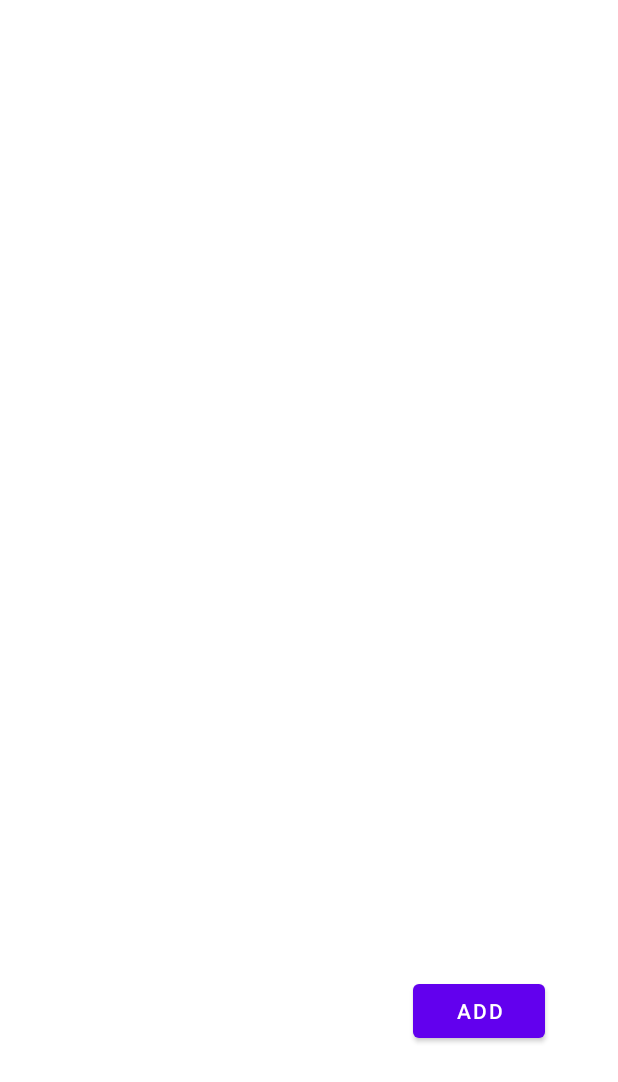
After one commit to r0r-5chach/CSY2061-assignment-1, an Android app: the NotesActivity screen opened directly, with no data from a screen before it, on a phone screen of 412 x 824 dp. The commit adds this screen. Shown: the top 1082 px of the screen. Run offline under Robolectric (Android 15) with nearby library versions, the phone set to English and light mode, and no system bars.

Commit message:
Created Notes Activity and Defined recycler

```diff
--- a/app/build.gradle
+++ b/app/build.gradle
@@ -26,6 +26,9 @@ android {
         sourceCompatibility JavaVersion.VERSION_1_8
         targetCompatibility JavaVersion.VERSION_1_8
     }
+    buildFeatures {
+        viewBinding true
+    }
 }
 
 dependencies {
@@ -33,6 +36,8 @@ dependencies {
     implementation 'androidx.appcompat:appcompat:1.6.1'
     implementation 'com.google.android.material:material:1.8.0'
     implementation 'androidx.constraintlayout:constraintlayout:2.1.4'
+    implementation 'androidx.navigation:navigation-fragment:2.5.3'
+    implementation 'androidx.navigation:navigation-ui:2.5.3'
     testImplementation 'junit:junit:4.13.2'
     androidTestImplementation 'androidx.test.ext:junit:1.1.5'
     androidTestImplementation 'androidx.test.espresso:espresso-core:3.5.1'
--- a/app/src/main/AndroidManifest.xml
+++ b/app/src/main/AndroidManifest.xml
@@ -12,6 +12,11 @@
         android:theme="@style/Theme.CpsAssist"
         tools:targetApi="31">
         <activity
+            android:name=".notes.NotesActivity"
+            android:exported="false"
+            android:label="@string/title_activity_notes"
+            android:theme="@style/Theme.CpsAssist.NoActionBar" />
+        <activity
             android:name=".login.LoginActivity"
             android:exported="true">
             <intent-filter>
--- a/app/src/main/java/xyz/r0r5chach/cpsAssist/home/HomeActivity.java
+++ /dev/null
@@ -1,4 +0,0 @@
-package xyz.r0r5chach.cpsAssist.home;
-
-public class HomeActivity {
-}
--- a/app/src/main/java/xyz/r0r5chach/cpsAssist/login/LoginActivity.java
+++ b/app/src/main/java/xyz/r0r5chach/cpsAssist/login/LoginActivity.java
@@ -12,6 +12,6 @@ public class LoginActivity extends AppCompatActivity {
     protected void onCreate(Bundle savedInstanceState)  {
         super.onCreate(savedInstanceState);
         setContentView(R.layout.activity_login);
-        findViewById(R.id.loginButton).setOnClickListener(new OnClickListener(findViewById(R.id.userNameField), findViewById(R.id.passwordField), getString(R.string.users)));
+        findViewById(R.id.loginButton).setOnClickListener(new BtnOnClickListener(findViewById(R.id.userNameField), findViewById(R.id.passwordField), getString(R.string.users)));
     }
 }
--- /dev/null
+++ b/app/src/main/java/xyz/r0r5chach/cpsAssist/notes/Adapter.java
@@ -0,0 +1,55 @@
+package xyz.r0r5chach.cpsAssist.notes;
+
+import android.view.LayoutInflater;
+import android.view.View;
+import android.view.ViewGroup;
+import android.widget.TextView;
+
+import androidx.annotation.NonNull;
+import androidx.recyclerview.widget.RecyclerView;
+
+import java.io.File;
+import java.util.List;
+
+import xyz.r0r5chach.cpsAssist.R;
+
+public class Adapter extends RecyclerView.Adapter<Adapter.ViewHolder> {
+
+    private final List<File> notes;
+
+    public Adapter(List<File> notes) {
+        this.notes = notes;
+    }
+
+    @NonNull
+    @Override
+    public ViewHolder onCreateViewHolder(ViewGroup parent,int viewType) {
+        View v = LayoutInflater.from(parent.getContext()).inflate(R.layout.notes_item, parent, false);
+        return new ViewHolder(v);
+    }
+
+    @Override
+    public void onBindViewHolder(ViewHolder holder, int index) {
+        File note = notes.get(index);
+        holder.getFileName().setText(note.getName());
+    }
+
+    @Override
+    public int getItemCount() {
+        return 0;
+    }
+
+
+    public static class ViewHolder extends RecyclerView.ViewHolder {
+        private final TextView fileName;
+        public ViewHolder(View v) {
+            super(v);
+            fileName = v.findViewById(R.id.fileNameField);
+        }
+
+        public TextView getFileName() {
+            return fileName;
+        }
+    }
+
+}
--- /dev/null
+++ b/app/src/main/java/xyz/r0r5chach/cpsAssist/notes/NotesActivity.java
@@ -0,0 +1,36 @@
+package xyz.r0r5chach.cpsAssist.notes;
+
+import androidx.appcompat.app.AppCompatActivity;
+import androidx.recyclerview.widget.LinearLayoutManager;
+import androidx.recyclerview.widget.RecyclerView;
+
+import android.os.Bundle;
+
+import java.io.File;
+import java.util.Arrays;
+import java.util.List;
+import java.util.Objects;
+
+import xyz.r0r5chach.cpsAssist.R;
+
+public class NotesActivity extends AppCompatActivity {
+    private List<File> notes;
+
+    @Override
+    protected void onCreate(Bundle savedInstanceState) {
+        super.onCreate(savedInstanceState);
+        setContentView(R.layout.activity_notes);
+        notes = getStoredNotes();
+        initRecycler();
+    }
+
+    private void initRecycler() {
+        RecyclerView list =findViewById(R.id.notesList);
+        list.setAdapter(new Adapter(notes));
+        list.setLayoutManager(new LinearLayoutManager(this));
+    }
+
+    private List<File> getStoredNotes() {
+        return Arrays.asList(Objects.requireNonNull(getFilesDir().listFiles()));
+    }
+}
--- /dev/null
+++ b/app/src/main/res/layout/activity_notes.xml
@@ -0,0 +1,23 @@
+<?xml version="1.0" encoding="utf-8"?>
+<RelativeLayout xmlns:android="http://schemas.android.com/apk/res/android"
+    xmlns:tools="http://schemas.android.com/tools"
+    android:layout_width="match_parent"
+    android:layout_height="match_parent"
+    android:orientation="vertical"
+    tools:context=".notes.NotesActivity">
+
+    <Button
+        android:id="@+id/addButton"
+        android:layout_width="wrap_content"
+        android:layout_height="wrap_content"
+        android:layout_marginStart="275dp"
+        android:layout_marginTop="650dp"
+        android:text="@string/addButtonText" />
+
+    <androidx.recyclerview.widget.RecyclerView
+        android:id="@+id/notesList"
+        android:layout_width="match_parent"
+        android:layout_height="match_parent">
+
+    </androidx.recyclerview.widget.RecyclerView>
+</RelativeLayout>
--- /dev/null
+++ b/app/src/main/res/values-land/dimens.xml
@@ -0,0 +1,3 @@
+<resources>
+      <dimen name="fab_margin">48dp</dimen>
+   </resources>
--- /dev/null
+++ b/app/src/main/res/values-w1240dp/dimens.xml
@@ -0,0 +1,3 @@
+<resources>
+      <dimen name="fab_margin">200dp</dimen>
+   </resources>
--- /dev/null
+++ b/app/src/main/res/values-w600dp/dimens.xml
@@ -0,0 +1,3 @@
+<resources>
+      <dimen name="fab_margin">48dp</dimen>
+   </resources>
--- /dev/null
+++ b/app/src/main/res/values/dimens.xml
@@ -0,0 +1,3 @@
+<resources>
+      <dimen name="fab_margin">16dp</dimen>
+   </resources>
--- a/app/src/main/res/values/strings.xml
+++ b/app/src/main/res/values/strings.xml
@@ -1,7 +1,11 @@
 <resources>
-    <string name="app_name">cpsAssist</string>
+    <string name="app_name">CPSAssist</string>
+    <!-- Login View -->
     <string name="usernameFieldHint">Username</string>
     <string name="passwordFieldHint">Password</string>
     <string name="loginButtonText">Login</string>
     <string name="users">josh#pass%kofi#pass%jaiwin#pass</string>
+    <string name="title_activity_notes">NotesActivity</string>
+    <!-- Notes View -->
+    <string name="addButtonText">Add</string>
 </resources>
--- a/app/src/main/res/values/themes.xml
+++ b/app/src/main/res/values/themes.xml
@@ -1,4 +1,4 @@
-<resources xmlns:tools="http://schemas.android.com/tools">
+<resources>
     <!-- Base application theme. -->
     <style name="Theme.CpsAssist" parent="Theme.MaterialComponents.DayNight.DarkActionBar">
         <!-- Primary brand color. -->
@@ -13,4 +13,10 @@
         <item name="android:statusBarColor">?attr/colorPrimaryVariant</item>
         <!-- Customize your theme here. -->
     </style>
+    <style name="Theme.CpsAssist.NoActionBar">
+        <item name="windowActionBar">false</item>
+        <item name="windowNoTitle">true</item>
+    </style>
+    <style name="Theme.CpsAssist.AppBarOverlay" parent="ThemeOverlay.AppCompat.Dark.ActionBar" />
+    <style name="Theme.CpsAssist.PopupOverlay" parent="ThemeOverlay.AppCompat.Light" />
 </resources>
```
Also changed, not shown: app/src/main/java/xyz/r0r5chach/cpsAssist/login/BtnOnClickListener.java (renamed from app/src/main/java/xyz/r0r5chach/cpsAssist/login/OnClickListener.java, +4 -4 lines), app/src/main/res/layout/notes_item.xml (added, +10 -0 lines).
